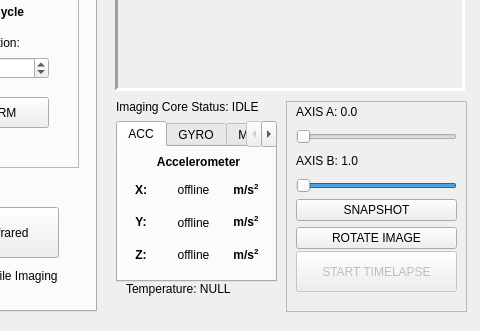
Before: the Qt Designer form _ui/Clinostat.ui in CoCl-Jerry/SciSpin_Max_Dev, drawn with Qt 5; both pictures show x 544 to 1024 and y 269 to 600 of the 1024 by 600 pixel window.
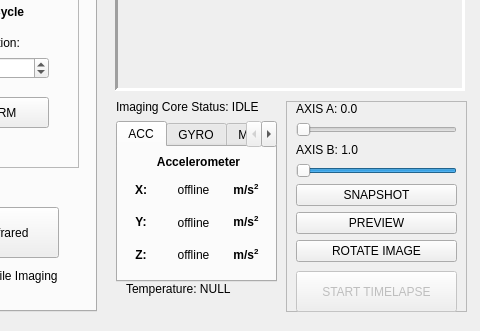
After: the same form once the commit is applied. The open tabs and pages were chosen to show the change. Icons and pictures are not drawn.

```diff
--- a/_ui/Clinostat.ui
+++ b/_ui/Clinostat.ui
@@ -1791,6 +1791,9 @@
     </property>
    </widget>
    <widget class="QFrame" name="Capture_frame">
+    <property name="enabled">
+     <bool>true</bool>
+    </property>
     <property name="geometry">
      <rect>
       <x>830</x>
@@ -1811,7 +1814,7 @@
        <x>10</x>
        <y>0</y>
        <width>161</width>
-       <height>148</height>
+       <height>161</height>
       </rect>
      </property>
      <layout class="QVBoxLayout" name="verticalLayout_17">
@@ -1877,6 +1880,13 @@
         </property>
        </widget>
       </item>
+      <item>
+       <widget class="QPushButton" name="preview_pushButton">
+        <property name="text">
+         <string>PREVIEW</string>
+        </property>
+       </widget>
+      </item>
       <item>
        <widget class="QPushButton" name="rotate_pushButton">
         <property name="enabled">
@@ -1896,7 +1906,7 @@
      <property name="geometry">
       <rect>
        <x>10</x>
-       <y>150</y>
+       <y>170</y>
        <width>161</width>
        <height>41</height>
       </rect>
```
Left out of the diff: 2 changed lines with no effect on the pictures.
